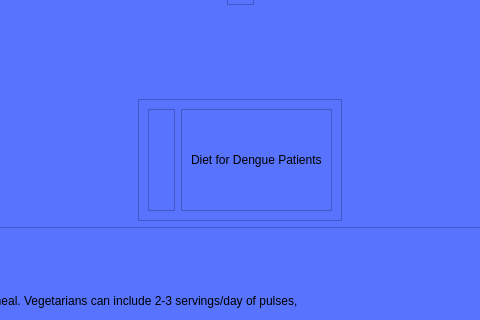
Before: the Qt Designer form ui/covid2.ui in neel-mistry/PoCoH-MiniProj, drawn with Qt 5; both pictures show x 321 to 801 and y 186 to 506 of the 1123 by 842 pixel window.
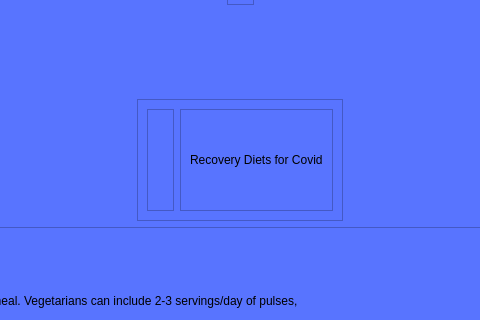
After: the same form once the commit is applied. Icons and pictures are not drawn.

What changed in the file:
```diff
--- a/ui/covid2.ui
+++ b/ui/covid2.ui
@@ -166,7 +166,7 @@
                     <string notr="true">font: 700 18pt &quot;Poppins&quot;;</string>
                    </property>
                    <property name="text">
-                    <string>Diet for Dengue Patients</string>
+                    <string>Recovery Diets for Covid</string>
                    </property>
                   </widget>
                  </item>
```
